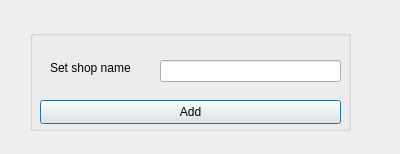
Old version of the form Mebel_aplication/addshop.ui in the repository ValeZh/Project_mebel.
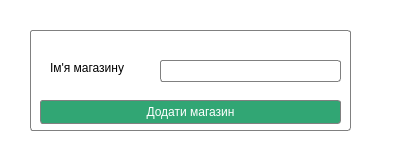
New version of the form.

Patch:
```diff
--- a/Mebel_aplication/addshop.ui
+++ b/Mebel_aplication/addshop.ui
@@ -13,6 +13,9 @@
   <property name="windowTitle">
    <string>Add shop</string>
   </property>
+  <property name="styleSheet">
+   <string notr="true">background-color: rgb(255, 255, 255);   </string>
+  </property>
   <widget class="QGroupBox" name="groupBox">
    <property name="geometry">
     <rect>
@@ -22,6 +25,11 @@
      <height>101</height>
     </rect>
    </property>
+   <property name="styleSheet">
+    <string notr="true"> border: 1px solid gray;
+border-radius: 3px;
+</string>
+   </property>
    <property name="title">
     <string/>
    </property>
@@ -44,8 +52,15 @@
       <height>16</height>
      </rect>
     </property>
+    <property name="autoFillBackground">
+     <bool>false</bool>
+    </property>
+    <property name="styleSheet">
+     <string notr="true">border:none;
+font: 11pt &quot;Segoe UI&quot;;</string>
+    </property>
     <property name="text">
-     <string>Set shop name</string>
+     <string>Ім'я магазину</string>
     </property>
    </widget>
    <widget class="QPushButton" name="pushButton">
@@ -57,8 +72,12 @@
       <height>24</height>
      </rect>
     </property>
+    <property name="styleSheet">
+     <string notr="true">background-color: rgb(49, 166, 116);color: white;
+font: 700 9pt &quot;Segoe UI&quot;;</string>
+    </property>
     <property name="text">
-     <string>Add</string>
+     <string>Додати магазин</string>
     </property>
    </widget>
   </widget>
```
